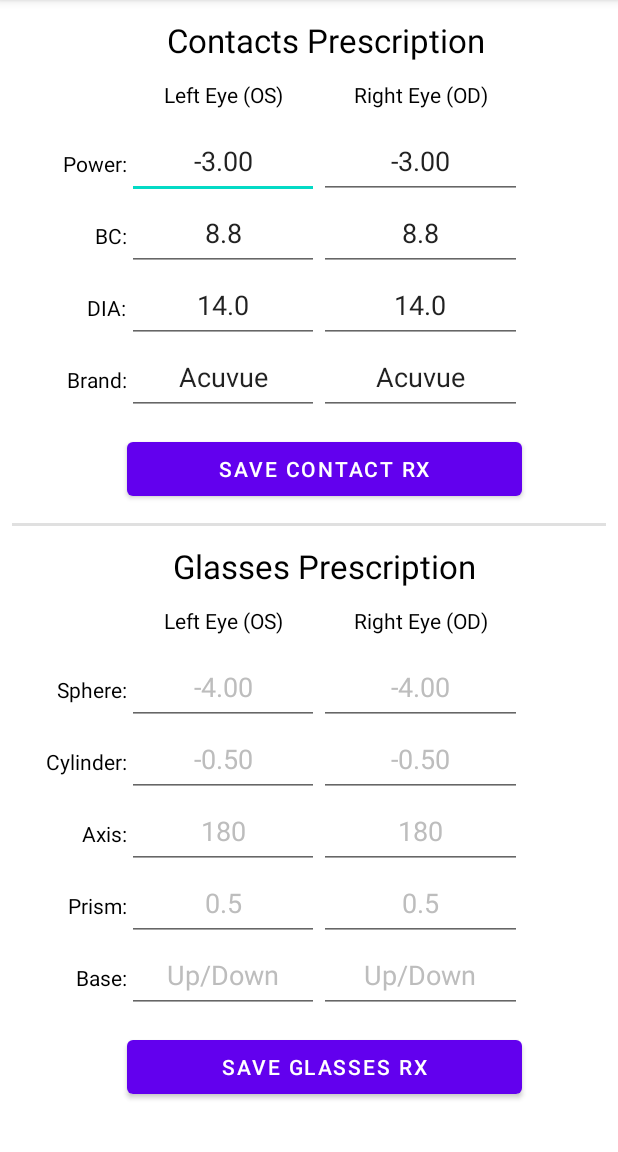
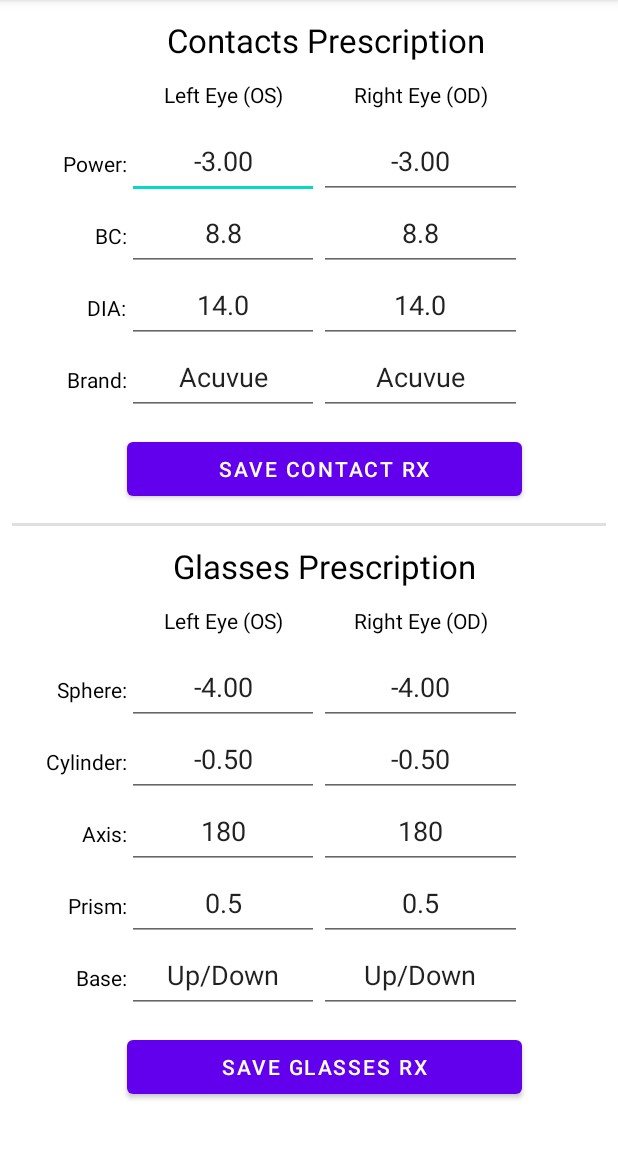
Before and after one commit to biddlecom/ContactLensWearTracker, an Android app: the Prescription screen opened directly, with no data from a screen before it, after a tap on "SAVE CONTACT RX", on a phone screen of 412 x 824 dp, the part 84-1236 px from its top. Run offline under Robolectric (Android 15) with nearby library versions, the phone set to English and light mode, and no system bars.

Commit message:
Contact Prescription
-add check to see if the user is new when the
Prescription Activity first loads.
-add code that if the user is not new to get
the data from the shared prefs and set it
onto the respective text views.
-add code to check if the edit texts are blank
and if so set the string to a dash. If it is not
blank then save the user data in the string,
-add code to save the strings into the shared
preferences.

```diff
--- a/app/src/main/java/com/danielbiddlecom/contactlensweartracker/Prescription.java
+++ b/app/src/main/java/com/danielbiddlecom/contactlensweartracker/Prescription.java
@@ -3,10 +3,14 @@ package com.danielbiddlecom.contactlensweartracker;
 import androidx.appcompat.app.AppCompatActivity;
 import androidx.appcompat.widget.AppCompatEditText;
 
+import android.content.Context;
 import android.content.SharedPreferences;
 import android.os.Bundle;
+import android.preference.PreferenceManager;
 import android.view.View;
 import android.widget.Button;
+
+import java.util.Objects;
 
 public class Prescription extends AppCompatActivity {
 
@@ -37,7 +41,8 @@ public class Prescription extends AppCompatActivity {
             "com.danielbiddlecom.contactlensweartracker.CONTACT_LENS_TRACKER_PREFS";
 
     //Shared Prefs Member Variables.
-    String isUserNewContactPrescriptionPref = "isUserNewContactPrescriptionPref";
+    String mIsUserNewPrescriptionActivityPref = "mIsUserNewPrescriptionActivityPref";
+    String mIsUserNewContactPrescriptionPref = "mIsUserNewContactPrescriptionPref";
     String mIsUserNewGlassesPrescriptionPref = "mIsUserNewGlassesPrescriptionPref";
     String mContactLeftPowerPref = "contactLeftPowerPref";
     String mContactRightPowerPref = "contactRightPowerPref";
@@ -59,8 +64,9 @@ public class Prescription extends AppCompatActivity {
     String mGlassesRightBasePref = "glassesRightBasePref";
 
     //Boolean that will hold whether the user is new or not
-    boolean isUserNewContactPrescriptionBool;
-    boolean isUserNewGlassesPrescriptionBool;
+    boolean mIsUserNewPrescriptionActivityBool = false;
+    boolean mIsUserNewContactPrescriptionBool = false;
+    boolean mIsUserNewGlassesPrescriptionBool = false;
 
     //Member variables for the strings that will hold the users information from the contacts and
     //glasses prescriptions edit texts.
@@ -128,101 +134,203 @@ public class Prescription extends AppCompatActivity {
             }
         });
 
+        //Calling the method that will check to see if the user is new or not.
+        isUserNewPrescriptionActivity();
+
     }  //End Of OnCreate
 
-    //This method will get the information from the edit texts and then save it in the shared
-    //preferences.  The user doesn't have to fill in all the empty spaces in order to save their
-    //information.  It will get whatever information the user does input and save that into the
-    //shared preferences.
-    private void saveContactsPrescription(){
-        //TODO: review the code and figure out why the shared prefs aren't working right.
+    //TODO: still not working. Won't save the prefs and won't recall them.  It will still only recall the generic info.
+    //This method will check to see if the user is new or not.
+    //If they are new, then put the new preference and boolean in the shared prefs.
+    //If they are not new then get the info from the shared preferences and set the text on the text views.
+    //This should be done when the activity loads so that they see the info immediately.
+    //And again, if they are new then they will just see the hint text in the edit texts.
+    private void isUserNewPrescriptionActivity() {
         //Getting the Contact Lens Wear Tracker Shared Preferences.
         SharedPreferences contactLensWearSharedPreferences = getSharedPreferences(CONTACT_LENS_WEAR_TRACKER_PREFS, MODE_PRIVATE);
-
-        //Perform a check to see if the CONTACT_LENS_WEAR_TRACKER_PREFS contains the key "mIsUserNewPrescriptionPref".
-        if (!contactLensWearSharedPreferences.contains(isUserNewContactPrescriptionPref)) {
-            //There is no mIsUserNewPrescriptionPref shared preference. The user is opening the app
-            //for the very first time.  We will create all the shared preferences and give them all
-            //a generic value. We will also then set the mIsUserNewPrescriptionPref to false since
-            //the user is no longer new to the app.
+        //Perform a check to see if the CONTACT_LENS_WEAR_TRACKER_PREFS contains the key "mIsUserNewPrescriptionActivityPref".
+        if (!contactLensWearSharedPreferences.contains(mIsUserNewPrescriptionActivityPref)) {
+            //There is no mIsUserNewPrescriptionActivityPref shared preference. The user is opening
+            //the prescription activity for the very first time.  We will then set the
+            //mIsUserNewPrescriptionActivityPref to false since the user is no longer new to the app.
             //Save the values into the Shared Preferences.
             SharedPreferences.Editor sharedPrefsContactPrescriptionEditor = contactLensWearSharedPreferences.edit();
-            sharedPrefsContactPrescriptionEditor.putBoolean(isUserNewContactPrescriptionPref,
-                    isUserNewContactPrescriptionBool);
-            sharedPrefsContactPrescriptionEditor.putString(mContactLeftPowerPref,
+            sharedPrefsContactPrescriptionEditor.putBoolean(mIsUserNewPrescriptionActivityPref, mIsUserNewPrescriptionActivityBool);
+            sharedPrefsContactPrescriptionEditor.apply();
+        } else {
+            //The user is not new so we need to get the contact and/or glasses prescription information
+            //from the shared prefs and set it into the appropriate text views so the user can view
+            //their information.
+            SharedPreferences sharedPrefsPrescriptionActivity = PreferenceManager.getDefaultSharedPreferences(this);
+
+            //Contacts Prescription from shared prefs.
+            mContactLeftPowerString = sharedPrefsPrescriptionActivity.getString(mContactLeftPowerPref,
                     getString(R.string.prescription_power_hint));
-            sharedPrefsContactPrescriptionEditor.putString(mContactRightPowerPref,
+            mContactRightPowerString = sharedPrefsPrescriptionActivity.getString(mContactRightPowerPref,
                     getString(R.string.prescription_power_hint));
-            sharedPrefsContactPrescriptionEditor.putString(mContactsLeftBCPref,
+            mContactsLeftBCString = sharedPrefsPrescriptionActivity.getString(mContactsLeftBCPref,
                     getString(R.string.prescription_bc_hint));
-            sharedPrefsContactPrescriptionEditor.putString(mContactsRightBCPref,
+            mContactsRightBCString = sharedPrefsPrescriptionActivity.getString(mContactsRightBCPref,
                     getString(R.string.prescription_bc_hint));
-            sharedPrefsContactPrescriptionEditor.putString(mContactsLeftDiaPref,
+            mContactsLeftDiaString = sharedPrefsPrescriptionActivity.getString(mContactsLeftDiaPref,
                     getString(R.string.prescription_dia_hint));
-            sharedPrefsContactPrescriptionEditor.putString(mContactsRightDiaPref,
+            mContactsRightDiaString = sharedPrefsPrescriptionActivity.getString(mContactsRightDiaPref,
                     getString(R.string.prescription_dia_hint));
-            sharedPrefsContactPrescriptionEditor.putString(mContactsLeftBrandPref,
+            mContactsLeftBrandString = sharedPrefsPrescriptionActivity.getString(mContactsLeftBrandPref,
                     getString(R.string.prescription_brand_hint));
-            sharedPrefsContactPrescriptionEditor.putString(mContactsRightBrandPref,
+            mContactsRightBrandString = sharedPrefsPrescriptionActivity.getString(mContactsRightBrandPref,
                     getString(R.string.prescription_brand_hint));
-            sharedPrefsContactPrescriptionEditor.apply();
 
-            //Update the "Contact Prescription" text views with the generic values listed above.
-            mPrescriptionContactsLeftPowerET.setText(R.string.prescription_power_hint);
-            mPrescriptionContactsRightPowerET.setText(R.string.prescription_power_hint);
-            mPrescriptionContactsLeftBCET.setText(R.string.prescription_bc_hint);
-            mPrescriptionContactsRightBCET.setText(R.string.prescription_bc_hint);
-            mPrescriptionContactsLeftDiaET.setText(R.string.prescription_dia_hint);
-            mPrescriptionContactsRightDiaET.setText(R.string.prescription_dia_hint);
-            mPrescriptionContactsLeftBrandET.setText(R.string.prescription_brand_hint);
-            mPrescriptionContactsRightBrandET.setText(R.string.prescription_brand_hint);
+            //Glasses Prescription from shared prefs.
+            mGlassesLeftSphereString = sharedPrefsPrescriptionActivity.getString(mGlassesLeftSpherePref,
+                    getString(R.string.prescription_sphere_hint));
+            mGlassesRightSphereString = sharedPrefsPrescriptionActivity.getString(mGlassesRightSpherePref,
+                    getString(R.string.prescription_sphere_hint));
+            mGlassesLeftCylinderString = sharedPrefsPrescriptionActivity.getString(mGlassesLeftCylinderPref,
+                    getString(R.string.prescription_cylinder_hint));
+            mGlassesRightCylinderString = sharedPrefsPrescriptionActivity.getString(mGlassesRightCylinderPref,
+                    getString(R.string.prescription_cylinder_hint));
+            mGlassesLeftAxisString = sharedPrefsPrescriptionActivity.getString(mGlassesLeftAxisPref,
+                    getString(R.string.prescription_axis_hint));
+            mGlassesRightAxisString = sharedPrefsPrescriptionActivity.getString(mGlassesRightAxisPref,
+                    getString(R.string.prescription_axis_hint));
+            mGlassesLeftPrismString = sharedPrefsPrescriptionActivity.getString(mGlassesLeftPrismPref,
+                    getString(R.string.prescription_prism_hint));
+            mGlassesRightPrismString = sharedPrefsPrescriptionActivity.getString(mGlassesRightPrismPref,
+                    getString(R.string.prescription_prism_hint));
+            mGlassesLeftBaseString = sharedPrefsPrescriptionActivity.getString(mGlassesLeftBasePref,
+                    getString(R.string.prescription_base_hint));
+            mGlassesRightBaseString = sharedPrefsPrescriptionActivity.getString(mGlassesRightBasePref,
+                    getString(R.string.prescription_base_hint));
 
-        } else {
-            //The user is NOT new so we will get all the values from the shared preferences and put
-            //them into their respective text views.
-
-            //Get the values of the "Contact Prescription" shared preference and update the values
-            //of the respective edit text views.
-            mContactLeftPowerString = contactLensWearSharedPreferences.getString(mContactLeftPowerPref,
-                    getString(R.string.prescription_power_hint));
+            //Set the prescription strings we got from the shared prefs into their respective text views.
             mPrescriptionContactsLeftPowerET.setText(mContactLeftPowerString);
-
-            mContactRightPowerString = contactLensWearSharedPreferences.getString(mContactRightPowerPref,
-                    getString(R.string.prescription_power_hint));
             mPrescriptionContactsRightPowerET.setText(mContactRightPowerString);
-
-            mContactsLeftBCString = contactLensWearSharedPreferences.getString(mContactsLeftBCPref,
-                    getString(R.string.prescription_bc_hint));
             mPrescriptionContactsLeftBCET.setText(mContactsLeftBCString);
-
-            mContactsRightBCString = contactLensWearSharedPreferences.getString(mContactsRightBCPref,
-                    getString(R.string.prescription_bc_hint));
             mPrescriptionContactsRightBCET.setText(mContactsRightBCString);
-
-            mContactsLeftDiaString = contactLensWearSharedPreferences.getString(mContactsLeftDiaPref,
-                    getString(R.string.prescription_dia_hint));
             mPrescriptionContactsLeftDiaET.setText(mContactsLeftDiaString);
-
-            mContactsRightDiaString = contactLensWearSharedPreferences.getString(mContactsRightDiaPref,
-                    getString(R.string.prescription_dia_hint));
             mPrescriptionContactsRightDiaET.setText(mContactsRightDiaString);
-
-            mContactsLeftBrandString = contactLensWearSharedPreferences.getString(mContactsLeftBrandPref,
-                    getString(R.string.prescription_brand_hint));
             mPrescriptionContactsLeftBrandET.setText(mContactsLeftBrandString);
-
-            mContactsRightBrandString = contactLensWearSharedPreferences.getString(mContactsRightBrandPref,
-                    getString(R.string.prescription_brand_hint));
             mPrescriptionContactsRightBrandET.setText(mContactsRightBrandString);
+            mPrescriptionGlassesLeftSphereET.setText(mGlassesLeftSphereString);
+            mPrescriptionGlassesRightSphereET.setText(mGlassesRightSphereString);
+            mPrescriptionGlassesLeftCylinderET.setText(mGlassesLeftCylinderString);
+            mPrescriptionGlassesRightCylinderET.setText(mGlassesRightCylinderString);
+            mPrescriptionGlassesLeftAxisET.setText(mGlassesLeftAxisString);
+            mPrescriptionGlassesRightAxisET.setText(mGlassesRightAxisString);
+            mPrescriptionGlassesLeftPrismET.setText(mGlassesLeftPrismString);
+            mPrescriptionGlassesRightPrismET.setText(mGlassesRightPrismString);
+            mPrescriptionGlassesLeftBaseET.setText(mGlassesLeftBaseString);
+            mPrescriptionGlassesRightBaseET.setText(mGlassesRightBaseString);
         }
     }
 
     //This method will get the information from the edit texts and then save it in the shared
     //preferences.  The user doesn't have to fill in all the empty spaces in order to save their
     //information.  It will get whatever information the user does input and save that into the
+    //shared preferences.  If the user leaves a field blank then we will save a "dash" into the
     //shared preferences.
-    private void saveGlassesPrescription(){
-        //TODO: review the code and figure out why the shared prefs aren't working right.
+    private void saveContactsPrescription() {
+        //TODO: since we only have to worry about what happens when they hit the save button,
+        // get the data from the edit texts and save it in the shared preferences and then set the
+        // data in the edit texts.
+        // Check it, save it, set it.
+        // Check to see if it is blank or not, if it is blank then save a dash or something. (or the "Ex. =3.00" or something like that).
+        // If it is not blank then save the data into the shared prefs.
+        // Then set it in the edit texts for immediate viewing.
+
+        //Checking to see if the contacts prescription edit texts are blank.
+        if (Objects.requireNonNull(mPrescriptionContactsLeftPowerET.getText()).toString().isEmpty()) {
+            mContactLeftPowerString = getString(R.string.prescription_empty_text_view_dash);
+        } else {
+            mContactLeftPowerString = mPrescriptionContactsLeftPowerET.getText().toString();
+        }
+
+        if (Objects.requireNonNull(mPrescriptionContactsRightPowerET.getText()).toString().isEmpty()) {
+            mContactRightPowerString = getString(R.string.prescription_empty_text_view_dash);
+        } else {
+            mContactRightPowerString = mPrescriptionContactsRightPowerET.getText().toString();
+        }
+
+        if (Objects.requireNonNull(mPrescriptionContactsLeftBCET.getText()).toString().isEmpty()) {
+            mContactsLeftBCString = getString(R.string.prescription_empty_text_view_dash);
+        } else {
+            mContactsLeftBCString = mPrescriptionContactsLeftBCET.getText().toString();
+        }
+
+        if (Objects.requireNonNull(mPrescriptionContactsRightBCET.getText()).toString().isEmpty()) {
+            mContactsRightBCString = getString(R.string.prescription_empty_text_view_dash);
+        } else {
+            mContactsRightBCString = mPrescriptionContactsRightBCET.getText().toString();
+        }
+
+        if (Objects.requireNonNull(mPrescriptionContactsLeftDiaET.getText()).toString().isEmpty()) {
+            mContactsLeftDiaString = getString(R.string.prescription_empty_text_view_dash);
+        } else {
+            mContactsLeftDiaString = mPrescriptionContactsLeftDiaET.getText().toString();
+        }
+
+        if (Objects.requireNonNull(mPrescriptionContactsRightDiaET.getText()).toString().isEmpty()) {
+            mContactsRightDiaString = getString(R.string.prescription_empty_text_view_dash);
+        } else {
+            mContactsRightDiaString = mPrescriptionContactsRightDiaET.getText().toString();
+        }
+
+        if (Objects.requireNonNull(mPrescriptionContactsLeftBrandET.getText()).toString().isEmpty()) {
+            mContactsLeftBrandString = getString(R.string.prescription_empty_text_view_dash);
+        } else {
+            mContactsLeftBrandString = mPrescriptionContactsLeftBrandET.getText().toString();
+        }
+
+        if (Objects.requireNonNull(mPrescriptionContactsRightBrandET.getText()).toString().isEmpty()) {
+            mContactsRightBrandString = getString(R.string.prescription_empty_text_view_dash);
+        } else {
+            mContactsRightBrandString = mPrescriptionContactsRightBrandET.getText().toString();
+        }
+
+        //Getting the Contact Lens Wear Tracker Shared Preferences.
+        SharedPreferences contactLensWearSharedPreferences = getSharedPreferences(CONTACT_LENS_WEAR_TRACKER_PREFS, MODE_PRIVATE);
+
+        //Save the values into the Shared Preferences.
+        SharedPreferences.Editor sharedPrefsContactPrescriptionEditor = contactLensWearSharedPreferences.edit();
+
+        sharedPrefsContactPrescriptionEditor.putString(mContactLeftPowerPref, mContactLeftPowerString);
+        sharedPrefsContactPrescriptionEditor.putString(mContactRightPowerPref, mContactRightPowerString);
+        sharedPrefsContactPrescriptionEditor.putString(mContactsLeftBCPref, mContactsLeftBCString);
+        sharedPrefsContactPrescriptionEditor.putString(mContactsRightBCPref, mContactsRightBCString);
+        sharedPrefsContactPrescriptionEditor.putString(mContactsLeftDiaPref, mContactsLeftDiaString);
+        sharedPrefsContactPrescriptionEditor.putString(mContactsRightDiaPref, mContactsRightDiaString);
+        sharedPrefsContactPrescriptionEditor.putString(mContactsLeftBrandPref, mContactsLeftBrandString);
+        sharedPrefsContactPrescriptionEditor.putString(mContactsRightBrandPref, mContactsRightBrandString);
+        sharedPrefsContactPrescriptionEditor.apply();
+
+//        //Update the "Contact Prescription" text views with the user info.
+//        mPrescriptionContactsLeftPowerET.setText(mContactLeftPowerString);
+//        mPrescriptionContactsRightPowerET.setText(R.string.prescription_power_hint);
+//        mPrescriptionContactsLeftBCET.setText(R.string.prescription_bc_hint);
+//        mPrescriptionContactsRightBCET.setText(R.string.prescription_bc_hint);
+//        mPrescriptionContactsLeftDiaET.setText(R.string.prescription_dia_hint);
+//        mPrescriptionContactsRightDiaET.setText(R.string.prescription_dia_hint);
+//        mPrescriptionContactsLeftBrandET.setText(R.string.prescription_brand_hint);
+//        mPrescriptionContactsRightBrandET.setText(R.string.prescription_brand_hint);
+
+
+
+    }
+
+
+    //This method will get the information from the edit texts and then save it in the shared
+    //preferences.  The user doesn't have to fill in all the empty spaces in order to save their
+    //information.  It will get whatever information the user does input and save that into the
+    //shared preferences.
+    private void saveGlassesPrescription() {
+        //TODO: since we only have to worry about what happens when they hit the save button,
+        // get the data from the edit texts and save it in the shared preferences and then set the
+        // data in the edit texts.
+        // Check it, save it, set it.
+        // Check to see if it is blank or not, if it is blank then save a dash or something. (or the "Ex. =3.00" or something like that).
+        // If it is not blank then save the data into the shared prefs.
+        // Then set it in the edit texts for immediate viewing.
         //Getting the Contact Lens Wear Tracker Shared Preferences.
         SharedPreferences contactLensWearSharedPreferences = getSharedPreferences(CONTACT_LENS_WEAR_TRACKER_PREFS, MODE_PRIVATE);
 
@@ -235,7 +343,7 @@ public class Prescription extends AppCompatActivity {
             //Save the values into the Shared Preferences.
             SharedPreferences.Editor sharedPrefsContactPrescriptionEditor = contactLensWearSharedPreferences.edit();
             sharedPrefsContactPrescriptionEditor.putBoolean(mIsUserNewGlassesPrescriptionPref,
-                    isUserNewGlassesPrescriptionBool);
+                    mIsUserNewGlassesPrescriptionBool);
             sharedPrefsContactPrescriptionEditor.putString(mGlassesLeftSpherePref,
                     getString(R.string.prescription_sphere_hint));
             sharedPrefsContactPrescriptionEditor.putString(mGlassesRightSpherePref,
--- a/app/src/main/res/values/strings.xml
+++ b/app/src/main/res/values/strings.xml
@@ -61,4 +61,5 @@
     <string name="prescription_brand_hint">Acuvue</string>
     <string name="prescription_save_contact_button">Save Contact RX</string>
     <string name="prescription_save_glasses_button">Save Glasses RX</string>
+    <string name="prescription_empty_text_view_dash">-</string>
 </resources>
```
